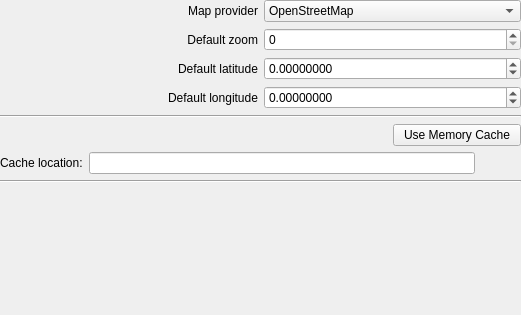
Qt form ground/src/plugins/opmap/opmapgadgetoptionspage.ui (openpilot/OpenPilot) before a commit.
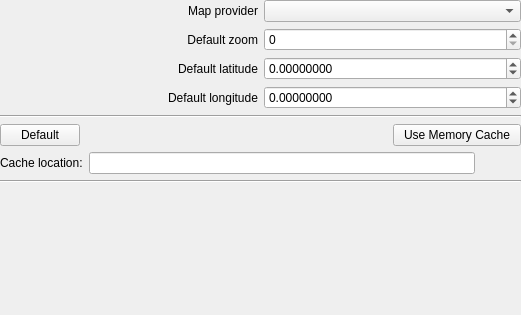
The same form after that commit. Icons and pictures are not drawn.

```diff
--- a/ground/src/plugins/opmap/opmapgadgetoptionspage.ui
+++ b/ground/src/plugins/opmap/opmapgadgetoptionspage.ui
@@ -25,6 +25,31 @@
    </property>
    <item row="4" column="0">
     <layout class="QHBoxLayout" name="horizontalLayout_7">
+     <item>
+      <widget class="QPushButton" name="pushButtonCacheDefaults">
+       <property name="sizePolicy">
+        <sizepolicy hsizetype="Preferred" vsizetype="Fixed">
+         <horstretch>0</horstretch>
+         <verstretch>0</verstretch>
+        </sizepolicy>
+       </property>
+       <property name="cursor">
+        <cursorShape>OpenHandCursor</cursorShape>
+       </property>
+       <property name="text">
+        <string> Default </string>
+       </property>
+       <property name="checkable">
+        <bool>false</bool>
+       </property>
+       <property name="checked">
+        <bool>false</bool>
+       </property>
+       <property name="flat">
+        <bool>false</bool>
+       </property>
+      </widget>
+     </item>
      <item>
       <spacer name="horizontalSpacer">
        <property name="orientation">
@@ -79,21 +104,6 @@
        <property name="cursor">
         <cursorShape>OpenHandCursor</cursorShape>
        </property>
-       <item>
-        <property name="text">
-         <string>OpenStreetMap</string>
-        </property>
-       </item>
-       <item>
-        <property name="text">
-         <string>Google</string>
-        </property>
-       </item>
-       <item>
-        <property name="text">
-         <string>Google Sat</string>
-        </property>
-       </item>
       </widget>
      </item>
      <item row="0" column="0">
```
Left out of the diff: 19 changed lines with no effect on the pictures.
